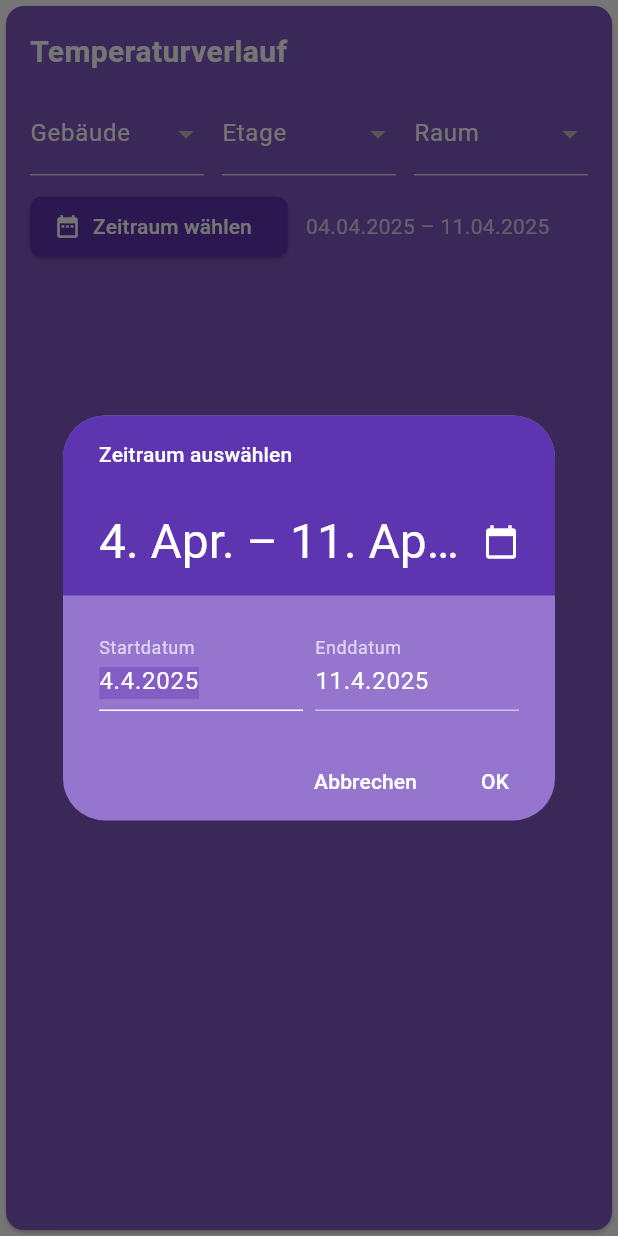
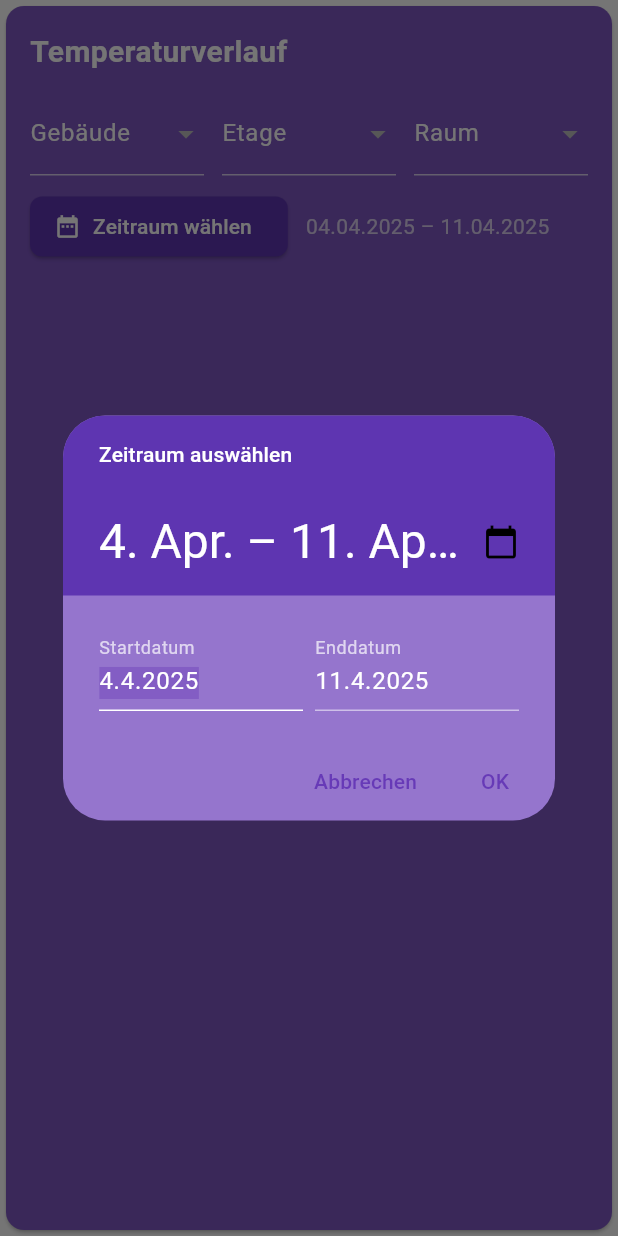
Before and after one commit to jsimon12/schuldashboard, a Flutter app: the TemperatureCard widget shown alone on an empty page, opened directly, after a tap on "Zeitraum wählen", on a phone screen of 412 x 824 dp. Run offline on Flutter 3.47's test engine with Material 3 defaults, Android fonts, the phone set to English and light mode, and no system bars; our stand-ins replace cloud_firestore, firebase_auth, firebase_core, syncfusion_flutter_charts; missing offline and left inert: mqtt_client; accounts and stored records are empty; network calls fail.

Commit message:
stand_freitag_schulende

```diff
--- a/lib/pages/temperature_card.dart
+++ b/lib/pages/temperature_card.dart
@@ -83,7 +83,8 @@ class _TemperatureCardState extends State<TemperatureCard> {
               'cbssimulation/${_selectedBuilding!}/${_selectedFloor!}/${_selectedRoom!}/temp')
           .where('timestamp',
               isGreaterThanOrEqualTo: Timestamp.fromDate(_startDate))
-          .where('timestamp', isLessThanOrEqualTo: Timestamp.fromDate(_endDate))
+          .where('timestamp',
+              isLessThanOrEqualTo: Timestamp.fromDate(_getEndOfDay(_endDate)))
           .limit(100);
 
       final snapshot = await query.get();
@@ -112,41 +113,19 @@ class _TemperatureCardState extends State<TemperatureCard> {
     }
   }
 
+  // Hilfsfunktion: Setzt Enddatum auf 23:59:59
+  DateTime _getEndOfDay(DateTime date) {
+    return DateTime(date.year, date.month, date.day, 23, 59, 59, 999);
+  }
+
   Future<void> _selectDateRange() async {
-    final result = await showDialog<DateTimeRange>(
+    DateTimeRange? result = await showDateRangePicker(
       context: context,
-      builder: (context) {
-        return Center(
-          child: ConstrainedBox(
-            constraints: BoxConstraints(maxWidth: 700), // Erweiterung hier
-            child: Material(
-              color: Colors.transparent,
-              child: Theme(
-                data: Theme.of(context).copyWith(
-                  dialogBackgroundColor: Colors.deepPurple.shade300,
-                  colorScheme: ColorScheme.light(
-                    primary: Colors.deepPurple.shade600,
-                    onPrimary: Colors.white,
-                    onSurface: Colors.white,
-                  ),
-                  textButtonTheme: TextButtonThemeData(
-                    style: TextButton.styleFrom(foregroundColor: Colors.white),
-                  ),
-                ),
-                child: DateRangePickerDialog(
-                  initialDateRange: DateTimeRange(
-                    start: _startDate,
-                    end: _endDate,
-                  ),
-                  firstDate: DateTime.now().subtract(Duration(days: 365)),
-                  lastDate: DateTime.now(),
-                  initialEntryMode: DatePickerEntryMode.input,
-                ),
-              ),
-            ),
-          ),
-        );
-      },
+      initialDateRange: DateTimeRange(start: _startDate, end: _endDate),
+      firstDate: DateTime.now().subtract(Duration(days: 365)),
+      lastDate: DateTime.now(),
+      initialEntryMode: DatePickerEntryMode.input, // keine Kalenderansicht
+      locale: const Locale('de', 'DE'),
     );
 
     if (result != null) {
@@ -260,9 +239,13 @@ class _TemperatureCardState extends State<TemperatureCard> {
                         ),
                       ),
                       SizedBox(width: 12),
-                      Text(
-                        "${DateFormat('dd.MM.yyyy').format(_startDate)} – ${DateFormat('dd.MM.yyyy').format(_endDate)}",
-                        style: TextStyle(color: Colors.white70, fontSize: 14),
+                      Flexible(
+                        child: Text(
+                          "${DateFormat('dd.MM.yyyy').format(_startDate)} – ${DateFormat('dd.MM.yyyy').format(_endDate)}",
+                          style: TextStyle(color: Colors.white70, fontSize: 14),
+                          overflow: TextOverflow.ellipsis,
+                          maxLines: 2,
+                        ),
                       ),
                     ],
                   ),
```
